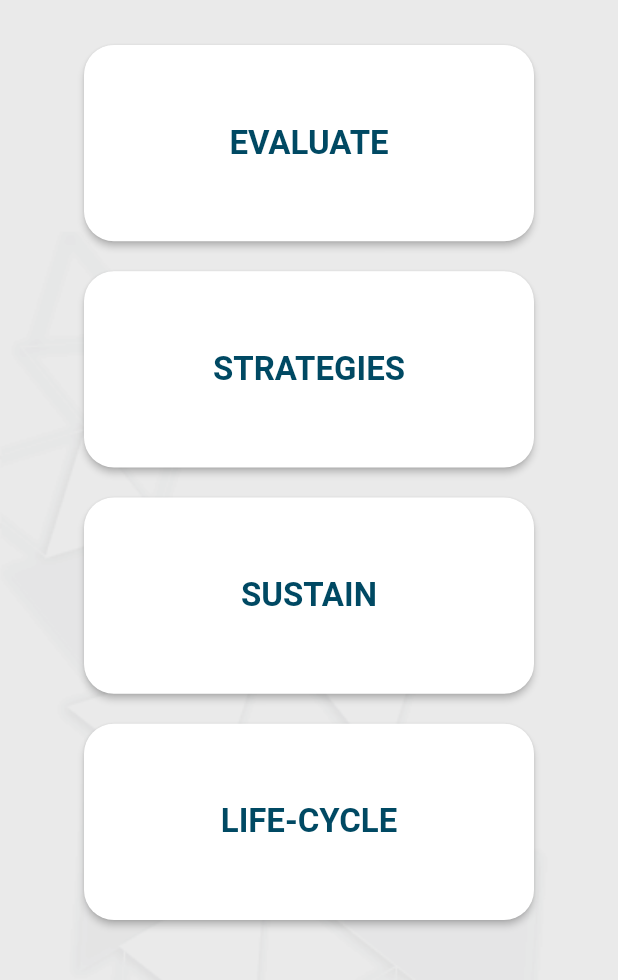
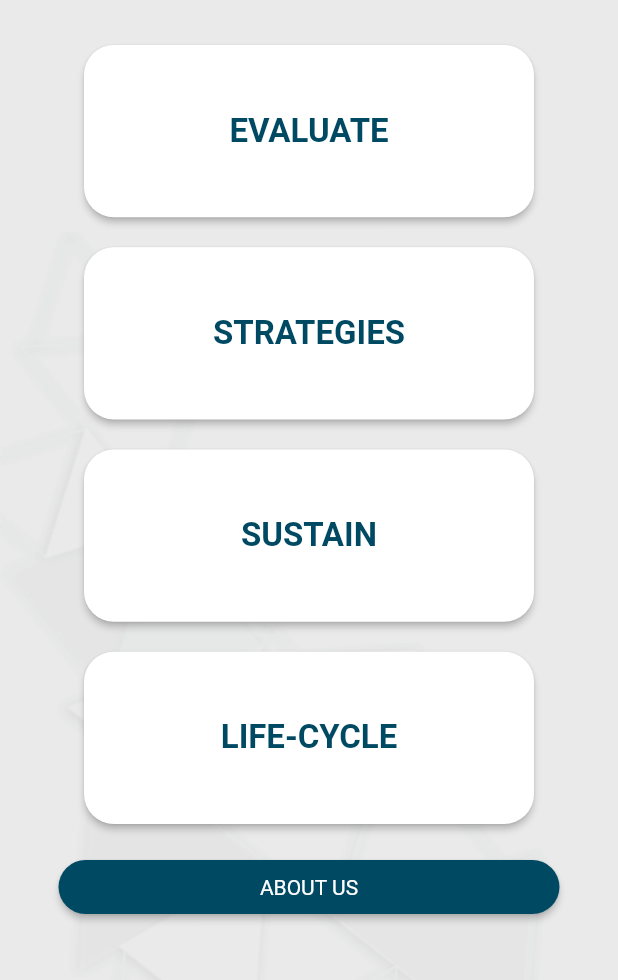
Before and after one commit to SonQBChau/brand_root_solution, a Flutter app: the MenuPage screen opened directly, on a phone screen of 412 x 824 dp, the part 256-1236 px from its top. Run offline on Flutter 3.47's test engine with Material 2 defaults, Android fonts, the phone set to English and light mode, and no system bars; our stand-ins replace charts_flutter; missing offline and left inert: animator; Roboto replaces fonts that are missing (GothicA1).

Commit message:
add about button to menu page

```diff
--- a/lib/main.dart
+++ b/lib/main.dart
@@ -27,7 +27,7 @@ class MyApp extends StatelessWidget {
         fontFamily: 'GothicA1',
       ),
 
-      home: AboutPage(),
+      home: MenuPage(),
 //home: MyHomePage(),
 
 
--- a/lib/screens/about_page.dart
+++ b/lib/screens/about_page.dart
@@ -54,7 +54,6 @@ class AboutPage extends StatelessWidget {
               ],
             ),
           ),
-
           Container(
             padding: EdgeInsets.only(left: 15, right: 15),
             child: Card(
@@ -72,7 +71,7 @@ class AboutPage extends StatelessWidget {
                     children: <Widget>[
                       Expanded(
                         child: Text('UNITED STATES', style: TextStyle(color: colorGreen)),
-    ),
+                      ),
                       IconButton(
                         onPressed: () {},
                         icon: Icon(
--- a/lib/screens/menu_page.dart
+++ b/lib/screens/menu_page.dart
@@ -108,7 +108,31 @@ class MenuPage extends StatelessWidget {
                   ),
                 ),
               ),
-              SizedBox(height: 40),
+
+              Container(
+                padding: EdgeInsets.only(left: 35, right: 35, top: 20, bottom: 40),
+                child: Card(
+                  color: colorBlue,
+                  shape: RoundedRectangleBorder(
+                    borderRadius: BorderRadius.circular(25.0),
+                  ),
+                  elevation: 2,
+                  child: InkWell(
+                    splashColor: Colors.blue.withAlpha(30),
+                    onTap: () {},
+                    child: Container(
+                      padding: EdgeInsets.symmetric(horizontal: 10, vertical: 10),
+                      child: Row(
+                        mainAxisAlignment: MainAxisAlignment.center,
+                        children: <Widget>[
+                          Text('ABOUT US', style: TextStyle(color: Colors.white)),
+                        ],
+                      ),
+                    ),
+                  ),
+                ),
+              ),
+
             ],
           ),
         );
```
